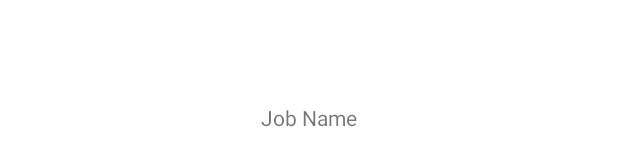
After one commit to lkmuniz/udacity-capstone-project, an Android app: the layout fragment_job_detail.xml on its own in the app's theme, with its tools: preview values and no code run, on a phone screen of 412 x 824 dp. The commit adds this screen. Shown: the part 501-667 px from the top of the screen. Run offline under Robolectric (Android 15) with nearby library versions, the phone set to English and light mode, and no system bars.

Commit message:
Add JobDetailFragment

```diff
--- /dev/null
+++ b/app/src/main/res/layout/fragment_job_detail.xml
@@ -0,0 +1,31 @@
+<?xml version="1.0" encoding="utf-8"?>
+<layout xmlns:android="http://schemas.android.com/apk/res/android"
+    xmlns:app="http://schemas.android.com/apk/res-auto"
+    xmlns:tools="http://schemas.android.com/tools">
+
+    <data>
+
+        <variable
+            name="job"
+            type="br.com.muniz.usajob.data.Job" />
+    </data>
+
+    <androidx.constraintlayout.widget.ConstraintLayout
+        android:id="@+id/map_container"
+        android:layout_width="match_parent"
+        android:layout_height="match_parent">
+
+        <TextView
+            android:id="@+id/detail_jobName"
+            android:layout_width="wrap_content"
+            android:layout_height="wrap_content"
+            android:text="@{job.jobName}"
+            app:layout_constraintBottom_toBottomOf="parent"
+            app:layout_constraintEnd_toEndOf="parent"
+            app:layout_constraintStart_toStartOf="parent"
+            app:layout_constraintTop_toTopOf="parent"
+            tools:text="Job Name" />
+
+
+    </androidx.constraintlayout.widget.ConstraintLayout>
+</layout>
```
Also changed, not shown: app/src/main/java/br/com/muniz/usajob/ui/jobdetail/JobDetailFragment.kt (added, +51 -0 lines), app/src/main/java/br/com/muniz/usajob/ui/jobdetail/JobDetailViewModel.kt (added, +19 -0 lines), app/src/main/java/br/com/muniz/usajob/ui/joblist/JobListFragment.kt (+14 -4 lines), app/src/main/res/navigation/nav_graph.xml (+14 -1 lines).
